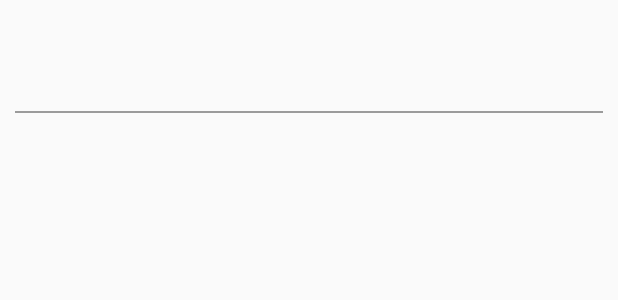
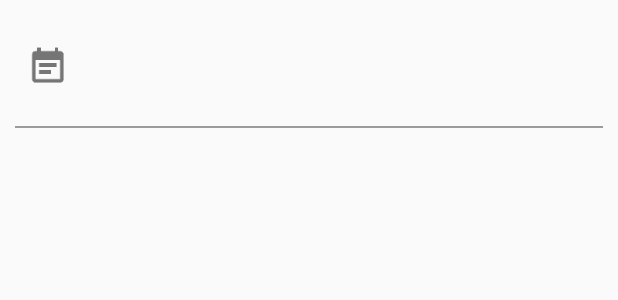
Before and after one commit to thalesbm/android-github-api, an Android app: the layout adapter_events_details.xml on its own in the app's theme, with its tools: preview values and no code run, on a phone screen of 412 x 824 dp. Shown: the top 300 px of the screen. Run offline under Robolectric (Android 15) with nearby library versions, the phone set to English and light mode, and no system bars.

Commit message:
atualizado layout da tela de detalhes do evento

```diff
--- a/app/src/main/res/layout/adapter_events_details.xml
+++ b/app/src/main/res/layout/adapter_events_details.xml
@@ -3,31 +3,47 @@
     xmlns:app="http://schemas.android.com/apk/res-auto"
     android:id="@+id/adapter_main_layout"
     android:layout_width="match_parent"
-    android:layout_height="70dp"
+    android:layout_height="80dp"
     android:layout_marginTop="5dp"
     android:background="?android:attr/selectableItemBackground"
     android:paddingLeft="10dp"
     android:paddingRight="10dp">
 
+    <ImageView
+        android:id="@+id/adapter_imageview"
+        android:layout_width="28dp"
+        android:layout_height="28dp"
+        android:layout_marginLeft="8dp"
+        android:layout_marginRight="8dp"
+        android:layout_marginTop="25dp"
+        android:src="@drawable/ic_event_grey_36dp"
+        app:layout_constraintLeft_toLeftOf="parent"
+        app:layout_constraintTop_toTopOf="parent" />
+
     <br.tbm.github.api.components.CustomMontserratRegularTextView
         android:id="@+id/adapter_name_textview"
         android:layout_width="match_parent"
         android:layout_height="wrap_content"
-        android:layout_marginLeft="10dp"
-        android:layout_marginRight="10dp"
+        android:layout_marginStart="40dp"
+        android:maxLines="1"
+        android:padding="5dp"
+        android:singleLine="true"
         android:textColor="@color/dark_grey"
-        android:textSize="18sp" />
+        android:textSize="18sp"
+        app:layout_constraintStart_toEndOf="@+id/adapter_imageview" />
 
     <br.tbm.github.api.components.CustomMontserratLightTextView
         android:id="@+id/adapter_description_textview"
         android:layout_width="match_parent"
         android:layout_height="wrap_content"
-        android:layout_marginLeft="10dp"
-        android:layout_marginRight="10dp"
+        android:layout_marginStart="40dp"
         android:ellipsize="end"
         android:maxLines="2"
+        android:paddingLeft="5dp"
+        android:paddingRight="5dp"
         android:textColor="@color/light_grey"
         android:textSize="14sp"
+        app:layout_constraintStart_toEndOf="@+id/adapter_imageview"
         app:layout_constraintTop_toBottomOf="@+id/adapter_name_textview" />
 
     <View
```
